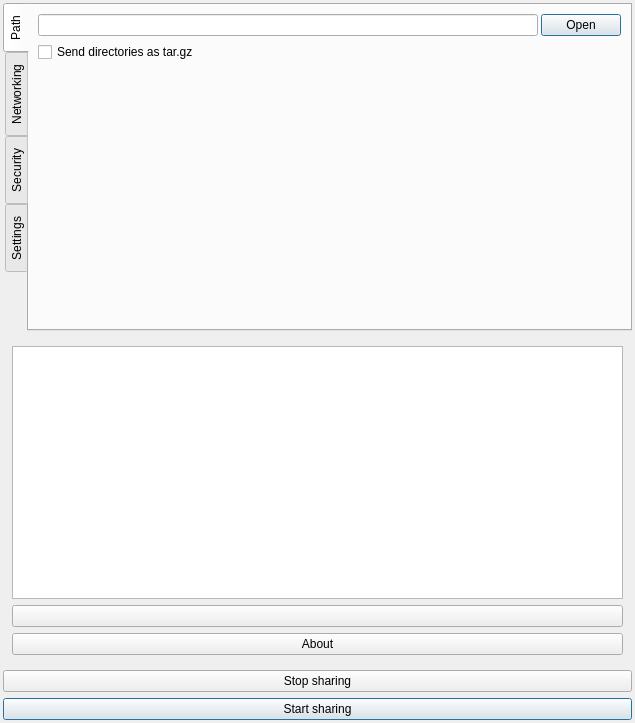
First picture: the form in qweborf/qweborf/main.ui, repository ltworf/weborf, before the edit.
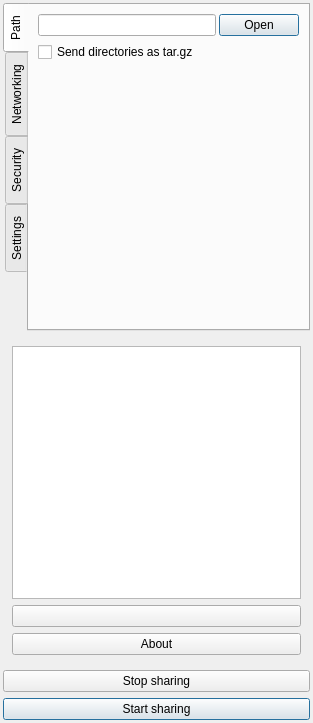
Second picture: the form after the edit. Icons and pictures are not drawn.

Commit message: Make the window small

Diff of the .ui file:
```diff
--- a/qweborf/qweborf/main.ui
+++ b/qweborf/qweborf/main.ui
@@ -6,7 +6,7 @@
    <rect>
     <x>0</x>
     <y>0</y>
-    <width>635</width>
+    <width>313</width>
     <height>723</height>
    </rect>
   </property>
```
